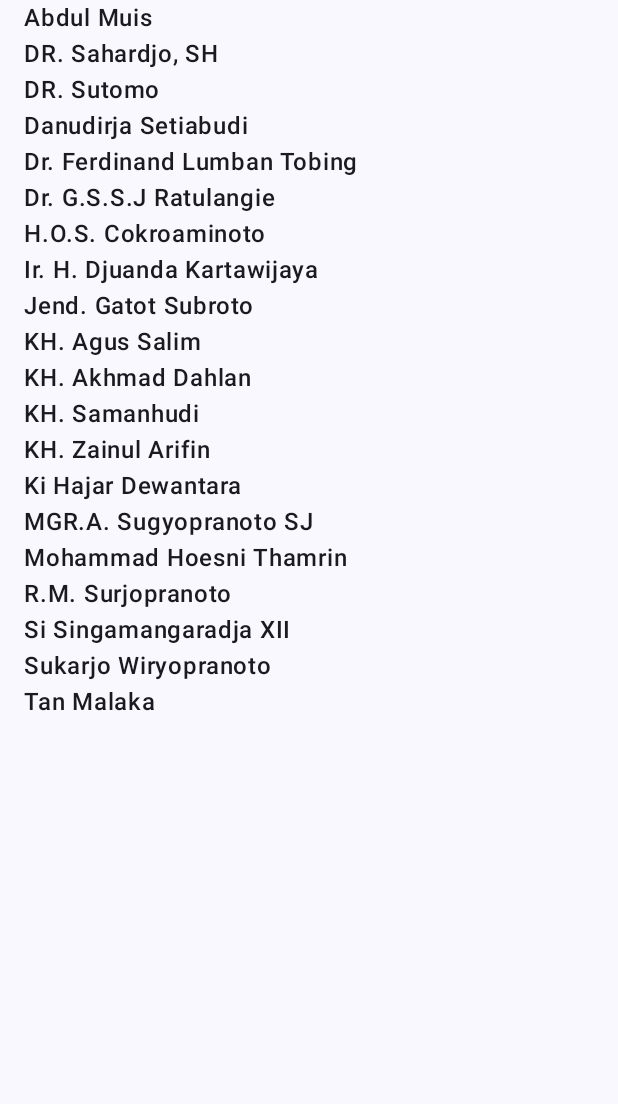
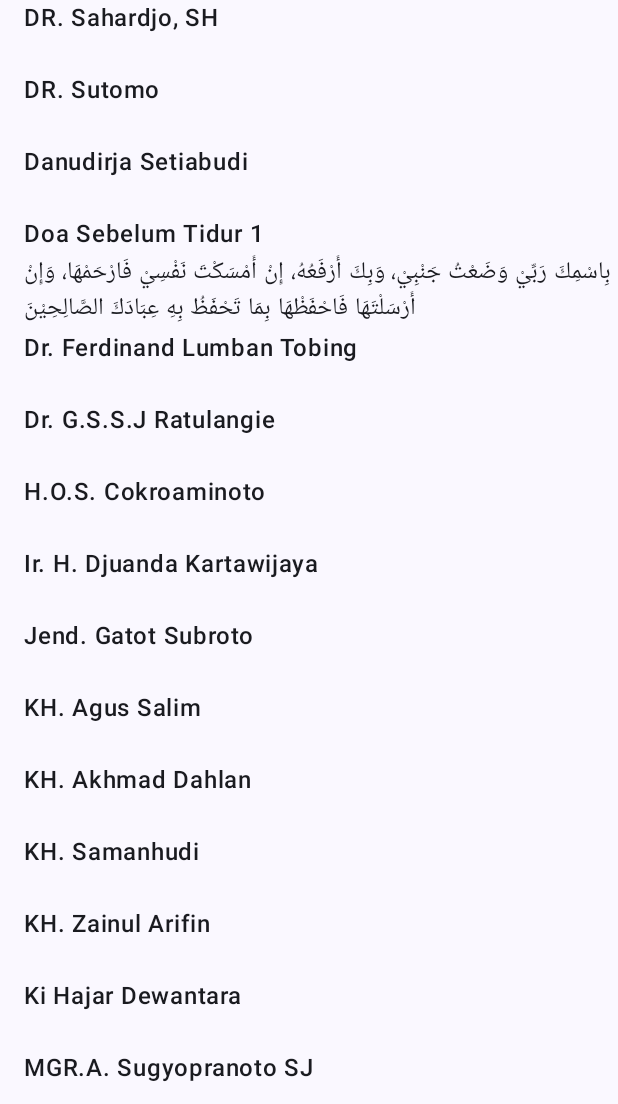
Before and after one commit to erikgunawan/KlikDoa, an Android app built with Jetpack Compose: the screen it shows after launch (MainActivity), on a phone screen of 412 x 824 dp, the part 132-1236 px from its top. Run offline under Robolectric (Android 15) with nearby library versions, the phone set to English and light mode, and no system bars.

Commit message:
update doa data

```diff
--- a/app/src/main/java/id/ergun/klikdoa/data/model/Doa.kt
+++ b/app/src/main/java/id/ergun/klikdoa/data/model/Doa.kt
@@ -5,5 +5,9 @@ package id.ergun.klikdoa.data.model
  */
 data class Doa(
   val id: String,
-  val name: String
+  val name: String,
+  val doaInArabic: String = "",
+  val doaInLatin: String = "",
+  val doaInBahasa: String = "",
+  val footNote: String = ""
 )
--- a/app/src/main/java/id/ergun/klikdoa/data/model/DoaData.kt
+++ b/app/src/main/java/id/ergun/klikdoa/data/model/DoaData.kt
@@ -8,7 +8,19 @@ object DoaData {
   val doas = listOf(
     Doa(
       "1",
-      "Abdul Muis"
+      "Doa Sebelum Tidur 1",
+      "بِاسْمِكَ رَبِّيْ وَضَعْتُ جَنْبِيْ، وَبِكَ أَرْفَعُهُ، إِنْ أَمْسَكْتَ نَفْسِيْ فَارْحَمْهَا، وَإِنْ أَرْسَلْتَهَا فَاحْفَظْهَا بِمَا تَحْفَظُ بِهِ عِبَادَكَ الصَّالِحِيْنَ",
+      "Bismika robbii wa dho'tu janbii, wa bika arfa'uhu, in amsakta nafsii farhamhaa, wa in arsaltahaa fahfazhhaa bimaa tahfazhu bihi 'ibaadakash-sholihiin.",
+      "Artinya: \n" +
+          "\n" +
+          "Dengan nama Engkau, wahai Tuhanku, aku meletakkan lambungku. Dan dengan namaMu pula aku bangun daripadanya. Apabila Engkau menahan rohku (mati), maka berilah rahmat padanya. Tapi apabila Engkau melepaskannya, maka peliharalah, sebagaimana Engkau memelihara hamba-hambaMu yang shalih.",
+      "Tentang Doa: \n" +
+          "\n" +
+          "HR. Al-Bukhari 11/126, Muslim 4/2084.\n" +
+          "\"Apabila seseorang di antara kalian bangkit dari tempat tidurnya kemudian ingin kembali lagi, hendaknya ia mengibaskan ujung kainnya 3x, dan menyebut nama Allah, karena ia tidak tahu apa yang ditinggalkannya di atas tempat tidur setelah ia bangkit. Apabila ia ingin berbaring, maka hendaknya ia membaca: (doa di atas).\"\n" +
+          "\n" +
+          "\n" +
+          "Sumber: Hisnul Muslim."
     ),
     Doa(
       "2",
--- a/app/src/main/java/id/ergun/klikdoa/presentation/feature/doa/DoaScreen.kt
+++ b/app/src/main/java/id/ergun/klikdoa/presentation/feature/doa/DoaScreen.kt
@@ -10,6 +10,7 @@ import androidx.compose.foundation.ExperimentalFoundationApi
 import androidx.compose.foundation.background
 import androidx.compose.foundation.clickable
 import androidx.compose.foundation.layout.Box
+import androidx.compose.foundation.layout.Column
 import androidx.compose.foundation.layout.PaddingValues
 import androidx.compose.foundation.layout.Row
 import androidx.compose.foundation.layout.fillMaxWidth
@@ -95,6 +96,7 @@ fun DoaScreen(
         items(doas, key = { it.id }) { doa ->
           DoaListItem(
             name = doa.name,
+            doaInArabic = doa.doaInArabic,
             photoUrl = "",
             modifier = Modifier
               .fillMaxWidth()
@@ -126,11 +128,12 @@ fun DoaScreen(
 @Composable
 fun DoaListItem(
   name: String,
+  doaInArabic: String,
   photoUrl: String,
   modifier: Modifier = Modifier
 ) {
-  Row(
-    verticalAlignment = Alignment.CenterVertically,
+  Column(
+    horizontalAlignment = Alignment.CenterHorizontally,
     modifier = modifier.clickable {}
   ) {
 //    AsyncImage(
@@ -147,8 +150,14 @@ fun DoaListItem(
       fontWeight = FontWeight.Medium,
       modifier = Modifier
         .fillMaxWidth()
-        .weight(1f)
         .padding(start = 16.dp)
+    )
+    Text(
+        text = doaInArabic,
+    fontWeight = FontWeight.Medium,
+    modifier = Modifier
+      .fillMaxWidth()
+      .padding(start = 16.dp)
     )
   }
 }
@@ -244,6 +253,7 @@ fun DoaListItemPreview() {
   KlikDoaTheme {
     DoaListItem(
       name = "H.O.S. Cokroaminoto",
+      doaInArabic = "بِاسْمِكَ رَبِّيْ وَضَعْتُ جَنْبِيْ، وَبِكَ أَرْفَعُهُ، إِنْ أَمْسَكْتَ نَفْسِيْ فَارْحَمْهَا، وَإِنْ أَرْسَلْتَهَا فَاحْفَظْهَا بِمَا تَحْفَظُ بِهِ عِبَادَكَ الصَّالِحِيْنَ",
       photoUrl = ""
     )
   }
```
